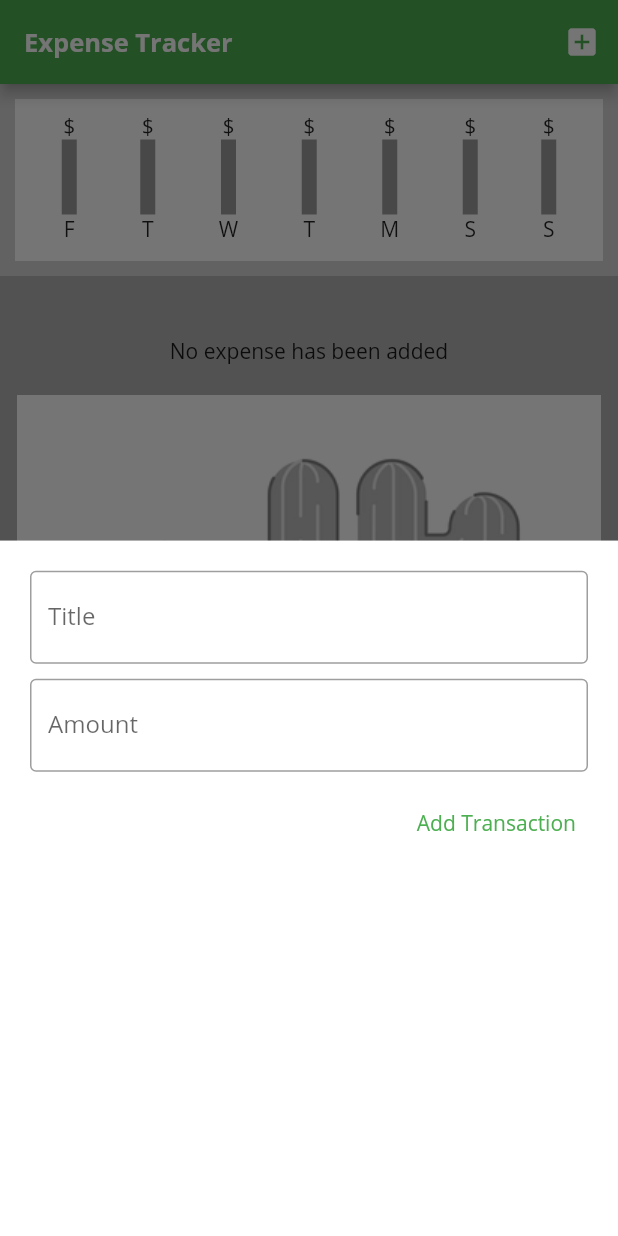
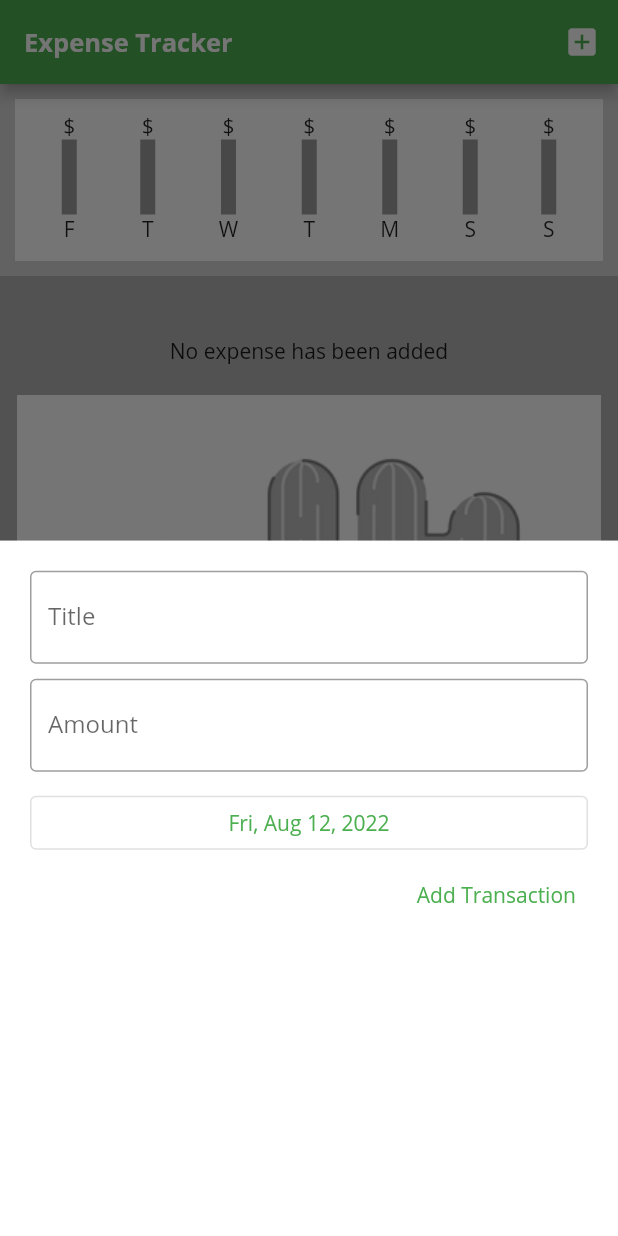
Before and after one commit to naufaladikbds/expense_tracker, a Flutter app: the screen it shows after launch, after a tap on the "add box" icon, on a phone screen of 412 x 824 dp. Run offline on Flutter 3.47's test engine with Material 2 defaults, Android fonts, the phone set to English and light mode, and no system bars.

Commit message:
Add datepicker for add_new_transaction feature

```diff
--- a/lib/expense_input.dart
+++ b/lib/expense_input.dart
@@ -3,6 +3,7 @@ import 'package:flutter/cupertino.dart';
 import 'package:flutter/material.dart';
 import 'package:flutter/src/foundation/key.dart';
 import 'package:flutter/src/widgets/framework.dart';
+import 'package:intl/intl.dart';
 
 class ExpenseInput extends StatefulWidget {
   final void Function(Expense) addNewExpense;
@@ -18,6 +19,12 @@ class _ExpenseInputState extends State<ExpenseInput> {
 
   final amountController = TextEditingController();
 
+  var transDate = DateTime.now();
+
+  setTransDate(val) {
+    transDate = val;
+  }
+
   // String titleInput = '';
   @override
   Widget build(BuildContext context) {
@@ -31,6 +38,10 @@ class _ExpenseInputState extends State<ExpenseInput> {
           SizedBox(height: 10),
           renderTextField("Amount", amountController),
           SizedBox(height: 10),
+          CustomDatePicker(
+            transDate,
+            setTransDate,
+          ),
           TextButton(
             onPressed: () {
               if (titleController.value.text.isNotEmpty ||
@@ -40,7 +51,7 @@ class _ExpenseInputState extends State<ExpenseInput> {
                     id: DateTime.now().toString(),
                     title: titleController.value.text,
                     amount: double.parse(amountController.value.text),
-                    date: DateTime.now(),
+                    date: transDate,
                   ),
                 );
                 Navigator.pop(context);
@@ -71,3 +82,40 @@ class _ExpenseInputState extends State<ExpenseInput> {
     );
   }
 }
+
+class CustomDatePicker extends StatefulWidget {
+  DateTime transDate;
+  void Function(DateTime) setTransDate;
+
+  CustomDatePicker(this.transDate, this.setTransDate);
+
+  @override
+  State<CustomDatePicker> createState() {
+    return CustomDatePickerState();
+  }
+}
+
+class CustomDatePickerState extends State<CustomDatePicker> {
+  @override
+  Widget build(BuildContext context) {
+    return Container(
+      width: double.infinity,
+      child: OutlinedButton(
+        onPressed: () async {
+          await showDatePicker(
+            context: context,
+            initialDate: DateTime.now(),
+            firstDate: DateTime(1999),
+            lastDate: DateTime(2200),
+          ).then((value) {
+            setState(() {
+              widget.transDate = value!;
+              widget.setTransDate(value);
+            });
+          });
+        },
+        child: Text(DateFormat.yMMMEd().format(widget.transDate)),
+      ),
+    );
+  }
+}
--- a/lib/expense_list.dart
+++ b/lib/expense_list.dart
@@ -1,8 +1,5 @@
 import 'package:expense_tracker/expense.dart';
-import 'package:flutter/cupertino.dart';
 import 'package:flutter/material.dart';
-import 'package:flutter/src/foundation/key.dart';
-import 'package:flutter/src/widgets/framework.dart';
 import 'package:intl/intl.dart';
 
 class ExpenseList extends StatelessWidget {
```
